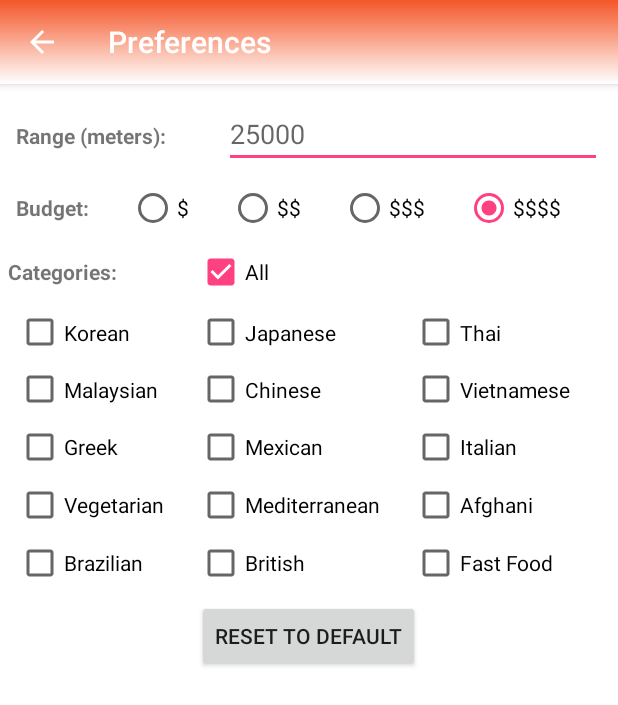
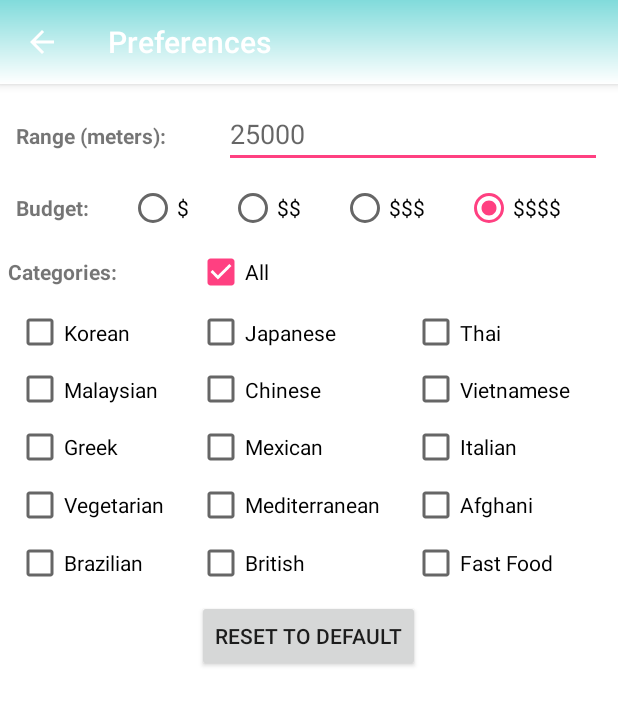
Before and after one commit to nickwu241/FoodShake, an Android app: the PreferencesActivity screen opened directly, with no data from a screen before it, on a phone screen of 412 x 824 dp. Shown: the top 705 px of the screen. Run offline under Robolectric (Android 15) with nearby library versions, the phone set to English and light mode, and no system bars.

Commit message:
Color Everything

```diff
--- a/app/src/main/res/drawable/gradient.xml
+++ b/app/src/main/res/drawable/gradient.xml
@@ -3,7 +3,7 @@
 
     <gradient
         android:type="linear"
-        android:startColor="@color/orange"
+        android:startColor="@color/teal"
         android:endColor="@color/colorPrimary"
         android:angle="270"/>
 </shape>
```
